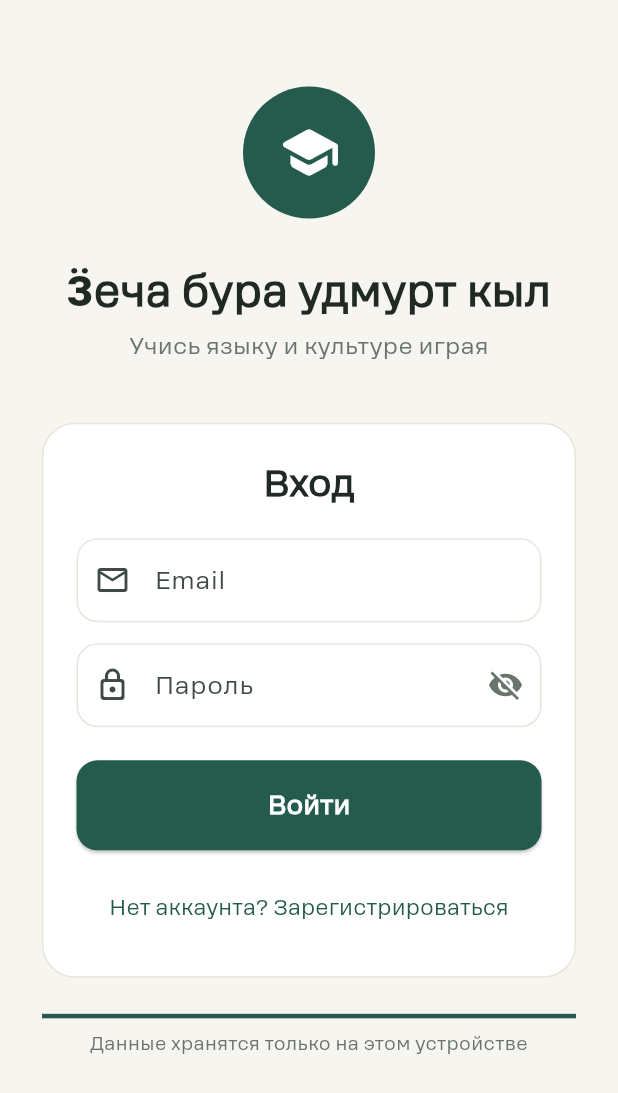
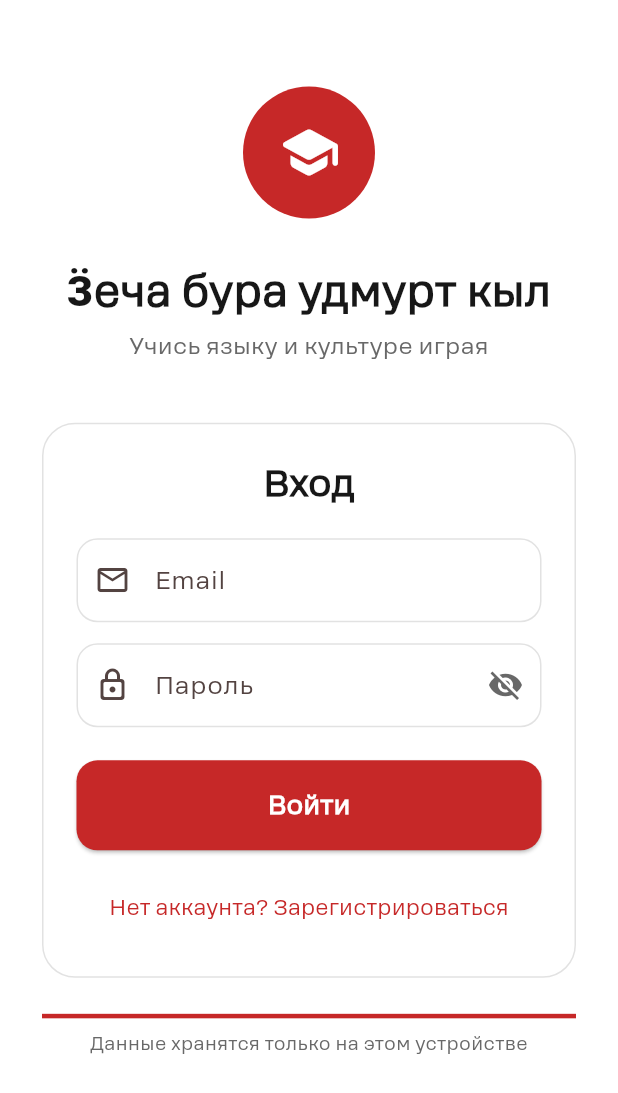
Before and after one commit to Ro1fy/udm, a Flutter app: the screen it shows after launch, on a phone screen of 412 x 824 dp. Shown: the top 1093 px of the screen. Run offline on Flutter 3.47's test engine with Material 3 defaults, Android fonts, the phone set to English and light mode, and no system bars; our stand-ins replace audioplayers, flip_card, flutter_local_notifications, geolocator, hive_flutter, permission_handler and 2 more; accounts and stored records are empty; project files that could hold a hidden picture were left out.

Commit message:
Приближаемся к релизу

```diff
--- a/lib/constants.dart
+++ b/lib/constants.dart
@@ -1,49 +1,43 @@
 import 'package:flutter/material.dart';
 
-/// A calm palette inspired by the forests and folk colors of Udmurtia.
 class AppColors {
-  // Primary palette
-  static const Color black = Color(0xFF111815);
+  static const Color black = Color(0xFF171717);
   static const Color white = Color(0xFFFFFFFF);
-  static const Color primary = Color(0xFF245B4D);
+  static const Color primary = Color(0xFFC62828);
 
-  // Accent palette
-  static const Color accent = Color(0xFFD8A84E);
+  static const Color accent = Color(0xFF171717);
 
-  // Derived / utility
-  static const Color darkBg = Color(0xFF111815);
-  static const Color lightBg = Color(0xFFF6F5EF);
-  static const Color cardDark = Color(0xFF1B2420);
+  static const Color darkBg = Color(0xFF111111);
+  static const Color lightBg = Color(0xFFFFFFFF);
+  static const Color cardDark = Color(0xFF1C1C1C);
   static const Color cardLight = Color(0xFFFFFFFF);
-  static const Color cardBorder = Color(0xFF2D3933);
-  static const Color cardBorderLight = Color(0xFFE7E5DC);
-  static const Color cardBg = Color(0xFF1B2420);
-  static const Color cardBgLight = Color(0xFFFCFBF7);
+  static const Color cardBorder = Color(0xFF383838);
+  static const Color cardBorderLight = Color(0xFFE2E2E2);
+  static const Color cardBg = Color(0xFF1C1C1C);
+  static const Color cardBgLight = Color(0xFFFFFFFF);
   static const Color textPrimary = Color(0xFFFFFFFF);
-  static const Color textOnLight = Color(0xFF202923);
-  static const Color textSecondary = Color(0xFFA8B2AB);
-  static const Color textSecondaryLight = Color(0xFF69746D);
-  static const Color success = Color(0xFF3D8B68);
-  static const Color error = Color(0xFFC65349);
+  static const Color textOnLight = Color(0xFF171717);
+  static const Color textSecondary = Color(0xFFB8B8B8);
+  static const Color textSecondaryLight = Color(0xFF686868);
+  static const Color success = Color(0xFF2E7D32);
+  static const Color error = Color(0xFFC62828);
 
-  // Game-specific colors
-  static const Color gameBgDark = Color(0xFF111815);
-  static const Color gameBgLight = Color(0xFFF6F5EF);
-  static const Color gameCardDark = Color(0xFF1B2420);
+  static const Color gameBgDark = Color(0xFF111111);
+  static const Color gameBgLight = Color(0xFFFFFFFF);
+  static const Color gameCardDark = Color(0xFF1C1C1C);
   static const Color gameCardLight = Color(0xFFFFFFFF);
   static const Color gameTextDark = Color(0xFFFFFFFF);
-  static const Color gameTextLight = Color(0xFF202923);
-  static const Color gameTextSecondaryDark = Color(0xFFA8B2AB);
-  static const Color gameTextSecondaryLight = Color(0xFF69746D);
+  static const Color gameTextLight = Color(0xFF171717);
+  static const Color gameTextSecondaryDark = Color(0xFFB8B8B8);
+  static const Color gameTextSecondaryLight = Color(0xFF686868);
 
-  // Button colors for better visibility
-  static const Color buttonPrimary = Color(0xFF245B4D);
+  static const Color buttonPrimary = Color(0xFFC62828);
   static const Color buttonPrimaryText = Color(0xFFFFFFFF);
-  static const Color buttonSecondary = Color(0xFFE7E5DC);
-  static const Color buttonSecondaryText = Color(0xFF202923);
-  static const Color buttonSuccess = Color(0xFF3D8B68);
+  static const Color buttonSecondary = Color(0xFFE2E2E2);
+  static const Color buttonSecondaryText = Color(0xFF171717);
+  static const Color buttonSuccess = Color(0xFF2E7D32);
   static const Color buttonSuccessText = Color(0xFFFFFFFF);
-  static const Color buttonError = Color(0xFFC65349);
+  static const Color buttonError = Color(0xFFC62828);
   static const Color buttonErrorText = Color(0xFFFFFFFF);
 }
 
--- a/lib/providers/profile_provider.dart
+++ b/lib/providers/profile_provider.dart
@@ -88,6 +88,7 @@ class ProfileProvider extends ChangeNotifier {
       email: '',
       password: _profile!.password,
       createdAt: _profile!.createdAt,
+      avatar: _profile!.avatar,
     );
     await AppDatabase.saveUser(_profile!);
     notifyListeners();
--- a/lib/services/app_database.dart
+++ b/lib/services/app_database.dart
@@ -103,6 +103,9 @@ class UserBox {
   @HiveField(12)
   Map<String, int> learnedWordsReal;
 
+  @HiveField(13)
+  String avatar;
+
   UserBox({
     required this.id,
     required this.name,
@@ -117,6 +120,7 @@ class UserBox {
     Map<String, int>? gameStatsCorrect,
     Map<String, int>? gameStatsBestScore,
     Map<String, int>? learnedWordsReal,
+    this.avatar = '',
   }) : wordsLearned = wordsLearned ?? {},
        gameStatsPlayed = gameStatsPlayed ?? {},
        gameStatsCorrect = gameStatsCorrect ?? {},
@@ -137,6 +141,7 @@ class UserBox {
     Map<String, int>? gameStatsCorrect,
     Map<String, int>? gameStatsBestScore,
     Map<String, int>? learnedWordsReal,
+    String? avatar,
   }) {
     return UserBox(
       id: id ?? this.id,
@@ -152,6 +157,7 @@ class UserBox {
       gameStatsCorrect: gameStatsCorrect ?? this.gameStatsCorrect,
       gameStatsBestScore: gameStatsBestScore ?? this.gameStatsBestScore,
       learnedWordsReal: learnedWordsReal ?? this.learnedWordsReal,
+      avatar: avatar ?? this.avatar,
     );
   }
 }
--- a/pubspec.yaml
+++ b/pubspec.yaml
@@ -33,11 +33,11 @@ dev_dependencies:
   build_runner: ^2.4.13
 
 flutter_native_splash:
-  color: "#245B4D"
+  color: "#C62828"
   android: true
   ios: true
   android_12:
-    color: "#245B4D"
+    color: "#C62828"
 
 flutter:
   uses-material-design: true
```
Also changed, not shown: lib/providers/auth_provider.dart (+7 -0 lines), lib/screens/extra_game_screen.dart (+22 -8 lines), lib/screens/game_mode_screen.dart (+3 -9 lines), lib/screens/games_screen.dart (+14 -16 lines), lib/screens/main_menu_screen.dart (+9 -0 lines), lib/screens/profile_screen.dart (+199 -64 lines), lib/widgets/udmurt_pattern.dart (added, +51 -0 lines), flutter_01.png (added), lib/services/app_database.g.dart, 2 other files.
